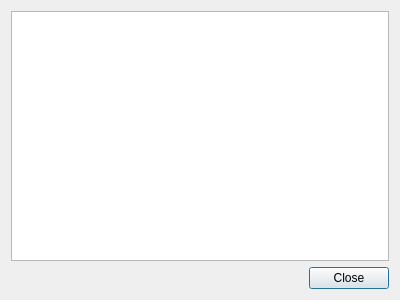
Above: KV0S/HPSDRProgrammer_V2/statusdialog.ui from TAPR/OpenHPSDR-SVN before the change. Below: the same form after it.
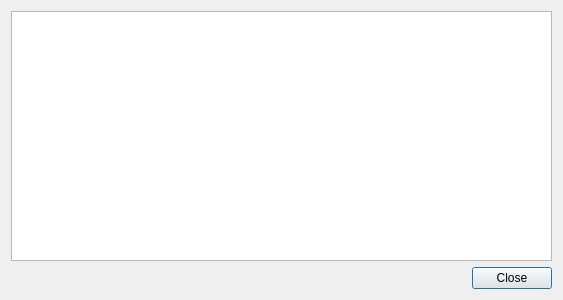
That is the form after the change.

Commit message: fixed missing links in HPSDRProgrammer_v2 gui

```diff
--- a/KV0S/HPSDRProgrammer_V2/statusdialog.ui
+++ b/KV0S/HPSDRProgrammer_V2/statusdialog.ui
@@ -6,7 +6,7 @@
    <rect>
     <x>0</x>
     <y>0</y>
-    <width>400</width>
+    <width>563</width>
     <height>300</height>
    </rect>
   </property>
```
The commit also changes 5 other files.
